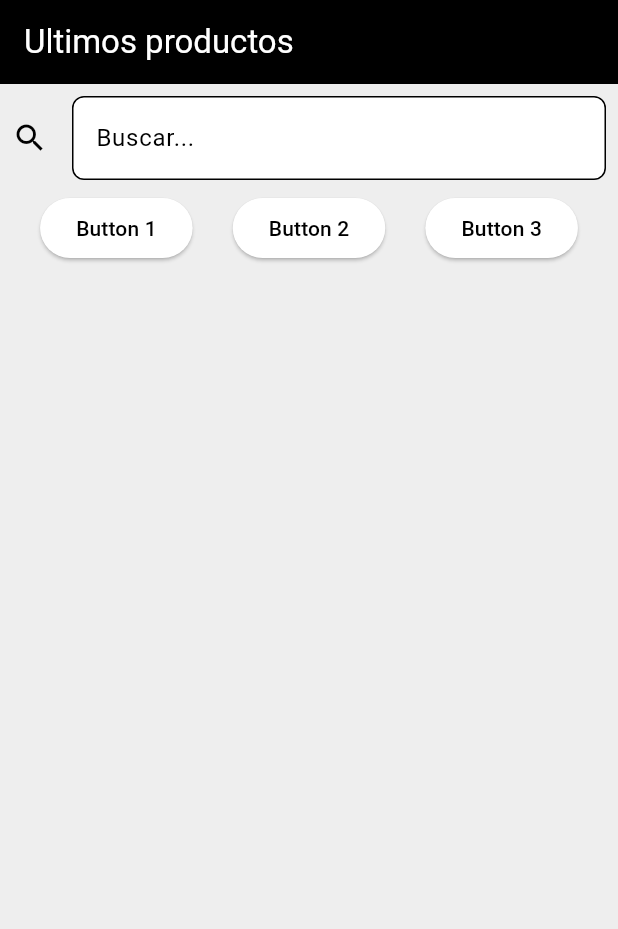
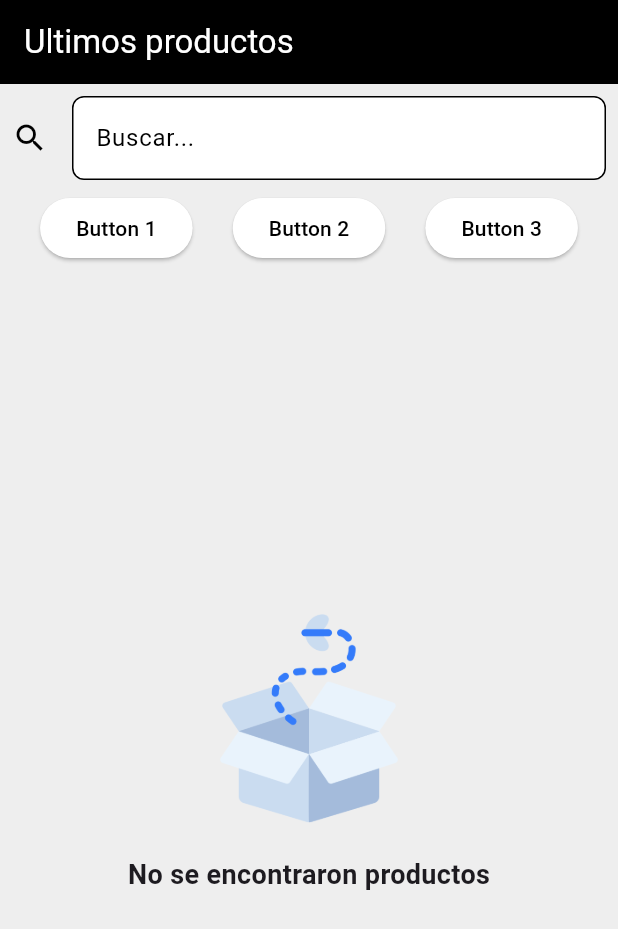
Before and after one commit to manuelruelas/market, a Flutter app: the screen it shows after launch, on a phone screen of 412 x 824 dp. Shown: the top 929 px of the screen. Run offline on Flutter 3.47's test engine with Material 3 defaults, Android fonts, the phone set to English and light mode, and no system bars; our stand-ins replace bloc, carousel_slider, dartz, dio, email_validator, equatable and 6 more; missing offline and left inert: mailer; accounts and stored records are empty; generated files the repository leaves out were written again; network calls fail.

Commit message:
feat: Implement search functionality in product list page

```diff
--- a/lib/ui/product_list/cubit/product_list_state.dart
+++ b/lib/ui/product_list/cubit/product_list_state.dart
@@ -4,22 +4,29 @@ class ProductListState extends Equatable {
   const ProductListState({
     this.products = const [],
     this.status = ProductListStatus.initial,
+    this.originalProducts = const [],
+    this.infiniteScroll = true,
   });
 
   final List<Product> products;
   final ProductListStatus status;
-
+  final List<Product> originalProducts;
+  final bool infiniteScroll;
   @override
-  List<Object> get props => [products, status];
+  List<Object> get props =>
+      [products, status, originalProducts, infiniteScroll];
 
   ProductListState copyWith({
     List<Product>? products,
-    List<Product>? filteredProducts,
     ProductListStatus? status,
+    List<Product>? originalProducts,
+    bool? infiniteScroll,
   }) {
     return ProductListState(
       products: products ?? this.products,
       status: status ?? this.status,
+      originalProducts: originalProducts ?? this.originalProducts,
+      infiniteScroll: infiniteScroll ?? this.infiniteScroll,
     );
   }
 }
--- a/lib/ui/product_list/pages/product_list_page.dart
+++ b/lib/ui/product_list/pages/product_list_page.dart
@@ -53,6 +53,8 @@ class _ProductListPageState extends State<ProductListPage> {
                   child: Padding(
                     padding: const EdgeInsets.all(8.0),
                     child: TextField(
+                      onChanged: (value) =>
+                          context.read<ProductListCubit>().search(value),
                       decoration: InputDecoration(
                         icon: const Icon(Icons.search),
                         hintText: 'Buscar...',
@@ -90,6 +92,29 @@ class _ProductListPageState extends State<ProductListPage> {
                     ],
                   ),
                 ),
+                if (state.products.isEmpty)
+                  SliverFillRemaining(
+                    child: Padding(
+                      padding: const EdgeInsets.all(16.0),
+                      child: Center(
+                        child: Column(
+                          mainAxisSize: MainAxisSize.min,
+                          children: [
+                            Image.asset(
+                              'assets/images/caja-vacia.png',
+                              width: 150,
+                            ),
+                            const SizedBox(height: 16.0),
+                            const Text(
+                              'No se encontraron productos',
+                              style: TextStyle(
+                                  fontSize: 18, fontWeight: FontWeight.bold),
+                            )
+                          ],
+                        ),
+                      ),
+                    ),
+                  ),
                 SliverList.separated(
                   itemCount: state.products.length,
                   separatorBuilder: (context, index) => const SizedBox(),
```
Also changed, not shown: lib/ui/product_list/cubit/product_list_cubit.dart (+23 -1 lines), assets/images/caja-vacia.png (added).
